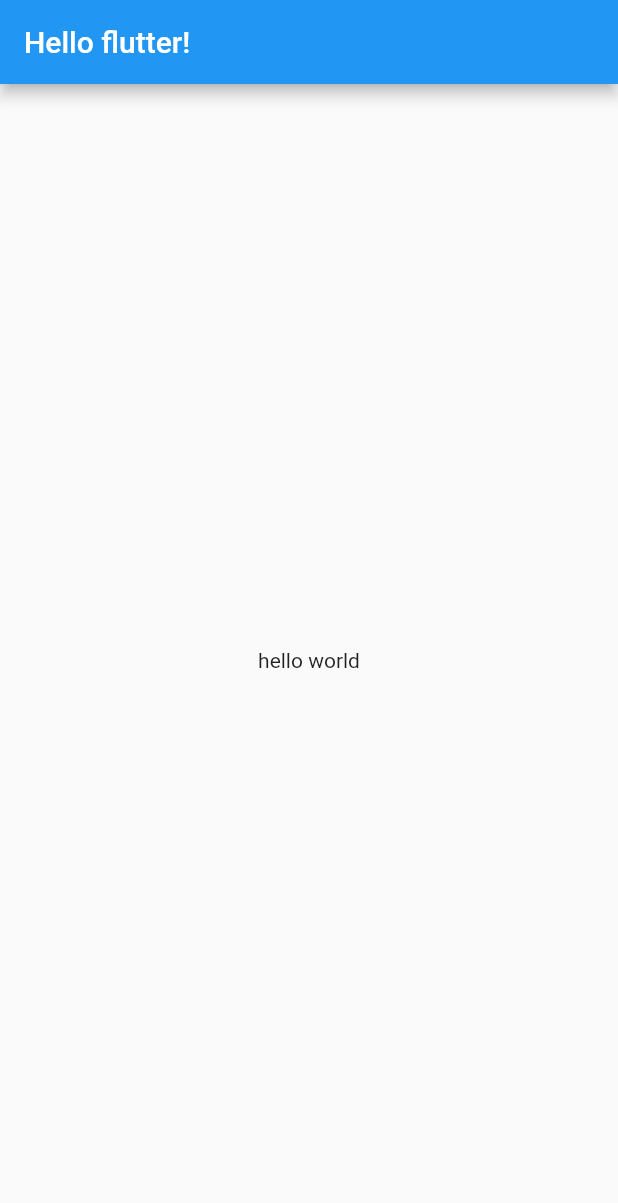
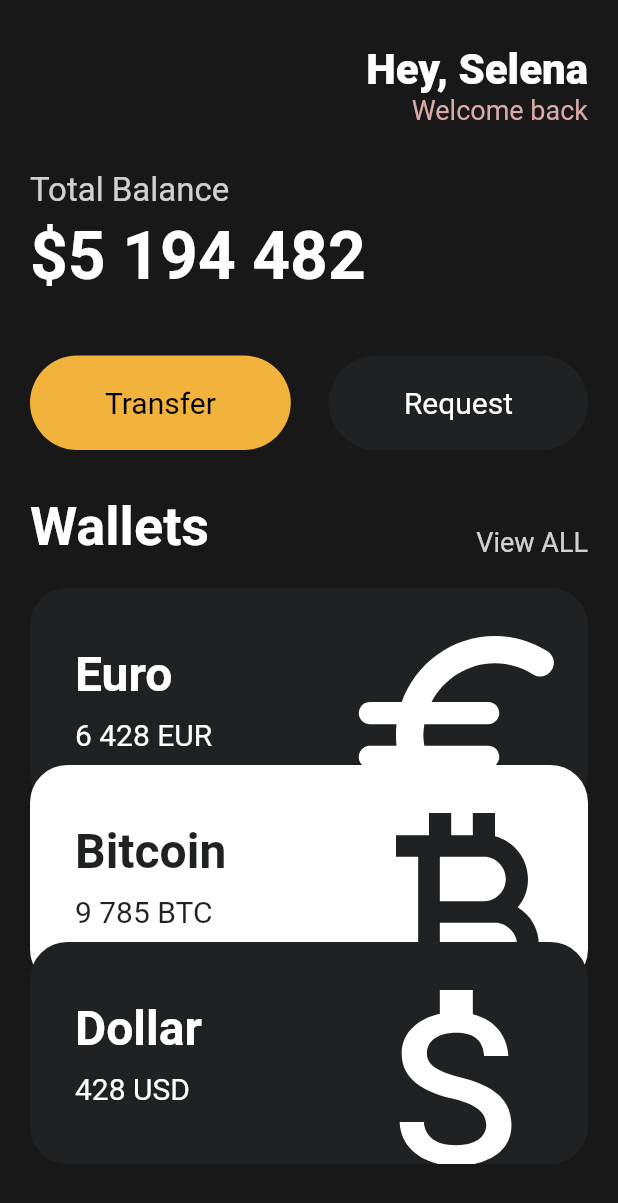
Before and after one commit to dhjkl123/Nomadcoders, a Flutter app: the screen it shows after launch, on a phone screen of 412 x 824 dp. Shown: the top 1203 px of the screen. Run offline on Flutter 3.47's test engine with Material 2 defaults, Android fonts, the phone set to English and light mode, and no system bars.

Commit message:
20230517 ksw #3 done

```diff
--- a/toonflix/lib/main.dart
+++ b/toonflix/lib/main.dart
@@ -1,4 +1,6 @@
 import 'package:flutter/material.dart';
+import 'package:toonflix/widgets/button.dart';
+import 'package:toonflix/widgets/currency_card.dart';
 
 class Player {
   String? name;
@@ -7,26 +9,152 @@ class Player {
 }
 
 void main() {
-  var ksw = Player();
-  runApp(App());
+  //var ksw = Player();
+  runApp(const App());
 }
 
 // widget : widget을 레고처럼 합쳐서 앱(UI)을 만들 수 있다.
 // 공식 홈페이지에 다양한 widget이 존재함
-// widget을 만든다는건 class 를 만든다는 것
+// widget을 만든다는건 class 를 만든다는 것 ...
 
 class App extends StatelessWidget {
+  const App({super.key});
+
 //StatelessWidget.build 는 widget의 UI를 만드는 것을 의미
 
   @override // 부모의 메소드를 오버라이드(재정의) 함
   Widget build(BuildContext context) {
     return MaterialApp(
       home: Scaffold(
-        appBar: AppBar(
-          title: Text('Hello flutter!'),
-        ),
-        body: Center(
-          child: Text('hello world'),
+        backgroundColor: const Color(0xFF181818),
+        body: SingleChildScrollView(
+          child: Padding(
+            padding: const EdgeInsets.symmetric(
+              horizontal: 20,
+            ),
+            child: Column(
+              crossAxisAlignment: CrossAxisAlignment.start,
+              children: [
+                const SizedBox(
+                  height: 30,
+                ),
+                Row(
+                  mainAxisAlignment: MainAxisAlignment.end,
+                  children: [
+                    Column(
+                      crossAxisAlignment: CrossAxisAlignment.end,
+                      children: [
+                        const Text(
+                          'Hey, Selena',
+                          style: TextStyle(
+                            color: Colors.white,
+                            fontSize: 28,
+                            fontWeight: FontWeight.w800,
+                          ),
+                        ),
+                        Text(
+                          'Welcome back',
+                          style: TextStyle(
+                            color: const Color.fromARGB(255, 219, 169, 169)
+                                .withOpacity(1),
+                            fontSize: 18,
+                          ),
+                        ),
+                      ],
+                    )
+                  ],
+                ),
+                const SizedBox(
+                  height: 30,
+                ),
+                Text(
+                  'Total Balance',
+                  style: TextStyle(
+                    color: Colors.white.withOpacity(0.8),
+                    fontSize: 22,
+                  ),
+                ),
+                const SizedBox(
+                  height: 5,
+                ),
+                const Text(
+                  '\$5 194 482',
+                  style: TextStyle(
+                    color: Colors.white,
+                    fontSize: 44,
+                    fontWeight: FontWeight.w600,
+                  ),
+                ),
+                const SizedBox(
+                  height: 40,
+                ),
+                const Row(
+                  mainAxisAlignment: MainAxisAlignment.spaceBetween,
+                  children: [
+                    Button(
+                        text: 'Transfer',
+                        bgColor: Color(0xFFF1B33B),
+                        textColor: Colors.black),
+                    Button(
+                        text: 'Request',
+                        bgColor: Color(0xFF1F2123),
+                        textColor: Colors.white),
+                  ],
+                ),
+                const SizedBox(
+                  height: 30,
+                ),
+                Row(
+                  // main : 가로축 , cross : 세로축
+                  crossAxisAlignment: CrossAxisAlignment.end,
+                  mainAxisAlignment: MainAxisAlignment.spaceBetween,
+                  children: [
+                    const Text(
+                      'Wallets',
+                      style: TextStyle(
+                          color: Colors.white,
+                          fontSize: 36,
+                          fontWeight: FontWeight.w600),
+                    ),
+                    Text(
+                      'View ALL',
+                      style: TextStyle(
+                        color: Colors.white.withOpacity(0.8),
+                        fontSize: 18,
+                      ),
+                    ),
+                  ],
+                ),
+                const SizedBox(
+                  height: 20,
+                ),
+                const CurrencyCard(
+                  name: 'Euro',
+                  code: 'EUR',
+                  amount: '6 428',
+                  icon: Icons.euro_rounded,
+                  isInverted: false,
+                  offset: Offset(0, 0),
+                ),
+                const CurrencyCard(
+                  name: 'Bitcoin',
+                  code: 'BTC',
+                  amount: '9 785',
+                  icon: Icons.currency_bitcoin,
+                  isInverted: true,
+                  offset: Offset(0, -30),
+                ),
+                const CurrencyCard(
+                  name: 'Dollar',
+                  code: 'USD',
+                  amount: '428',
+                  icon: Icons.attach_money_outlined,
+                  isInverted: false,
+                  offset: Offset(0, -60),
+                ),
+              ],
+            ),
+          ),
         ),
       ),
     );
--- /dev/null
+++ b/toonflix/lib/widgets/button.dart
@@ -0,0 +1,34 @@
+import 'package:flutter/material.dart';
+
+class Button extends StatelessWidget {
+  final String text;
+  final Color bgColor;
+  final Color textColor;
+
+  const Button(
+      {super.key,
+      required this.text,
+      required this.bgColor,
+      required this.textColor});
+
+  @override
+  Widget build(BuildContext context) {
+    return Container(
+      decoration: BoxDecoration(
+          color: bgColor, borderRadius: BorderRadius.circular(45)),
+      child: Padding(
+        padding: const EdgeInsets.symmetric(
+          vertical: 20,
+          horizontal: 50,
+        ),
+        child: Text(
+          text,
+          style: TextStyle(
+            color: textColor,
+            fontSize: 20,
+          ),
+        ),
+      ),
+    );
+  }
+}
--- /dev/null
+++ b/toonflix/lib/widgets/currency_card.dart
@@ -0,0 +1,89 @@
+import 'package:flutter/material.dart';
+
+class CurrencyCard extends StatelessWidget {
+  final String name, code, amount;
+  final IconData icon;
+  final bool isInverted;
+  final Offset offset;
+
+  final _blackColor = const Color(0xFF1F2123);
+
+  const CurrencyCard({
+    super.key,
+    required this.name,
+    required this.code,
+    required this.amount,
+    required this.icon,
+    required this.isInverted,
+    required this.offset,
+  });
+
+  @override
+  Widget build(BuildContext context) {
+    // TODO: implement build
+    return Transform.translate(
+      offset: offset,
+      child: Container(
+        clipBehavior: Clip.hardEdge,
+        decoration: BoxDecoration(
+          color: isInverted ? Colors.white : _blackColor,
+          borderRadius: BorderRadius.circular(25),
+        ),
+        child: Padding(
+          padding: const EdgeInsets.all(30),
+          child: Row(
+            mainAxisAlignment: MainAxisAlignment.spaceBetween,
+            children: [
+              Column(
+                crossAxisAlignment: CrossAxisAlignment.start,
+                children: [
+                  Text(name,
+                      style: TextStyle(
+                        color: isInverted ? _blackColor : Colors.white,
+                        fontSize: 32,
+                        fontWeight: FontWeight.w600,
+                      )),
+                  const SizedBox(
+                    height: 10,
+                  ),
+                  Row(
+                    children: [
+                      Text(
+                        amount,
+                        style: TextStyle(
+                          color: isInverted ? _blackColor : Colors.white,
+                          fontSize: 20,
+                        ),
+                      ),
+                      const SizedBox(
+                        width: 5,
+                      ),
+                      Text(
+                        code,
+                        style: TextStyle(
+                          color: isInverted ? _blackColor : Colors.white,
+                          fontSize: 20,
+                        ),
+                      ),
+                    ],
+                  ),
+                ],
+              ),
+              Transform.scale(
+                scale: 2,
+                child: Transform.translate(
+                  offset: const Offset(-5, 12),
+                  child: Icon(
+                    icon,
+                    color: isInverted ? _blackColor : Colors.white,
+                    size: 88,
+                  ),
+                ),
+              )
+            ],
+          ),
+        ),
+      ),
+    );
+  }
+}
--- /dev/null
+++ b/toonflix/mycmd.txt
@@ -0,0 +1 @@
+flutter run -d web-server  --web-port=18080 --web-hostname=0.0.0.0
```
Also changed, not shown: toonflix/pubspec.lock, 1 other file.
